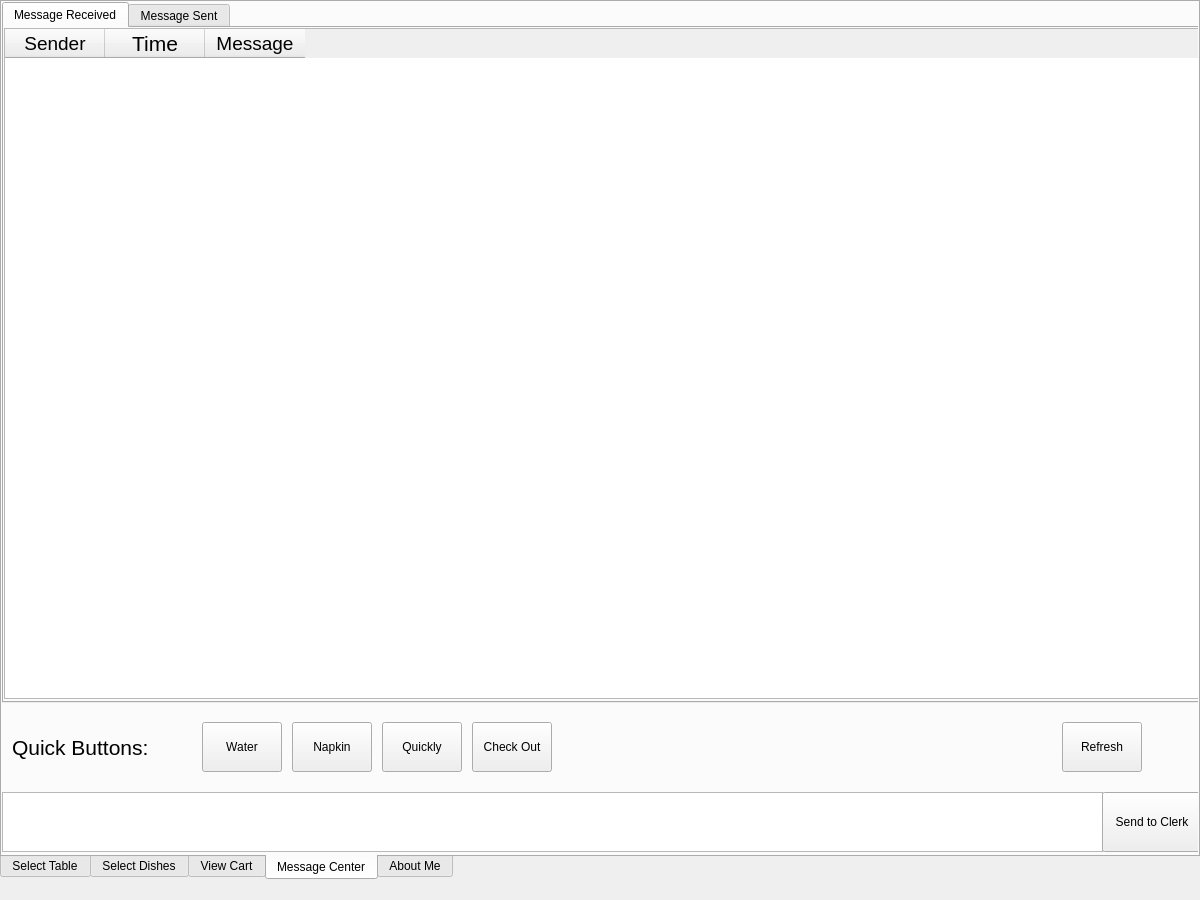
First picture: the form in guestwindow.ui, repository zrd96/restaurant, before the edit.
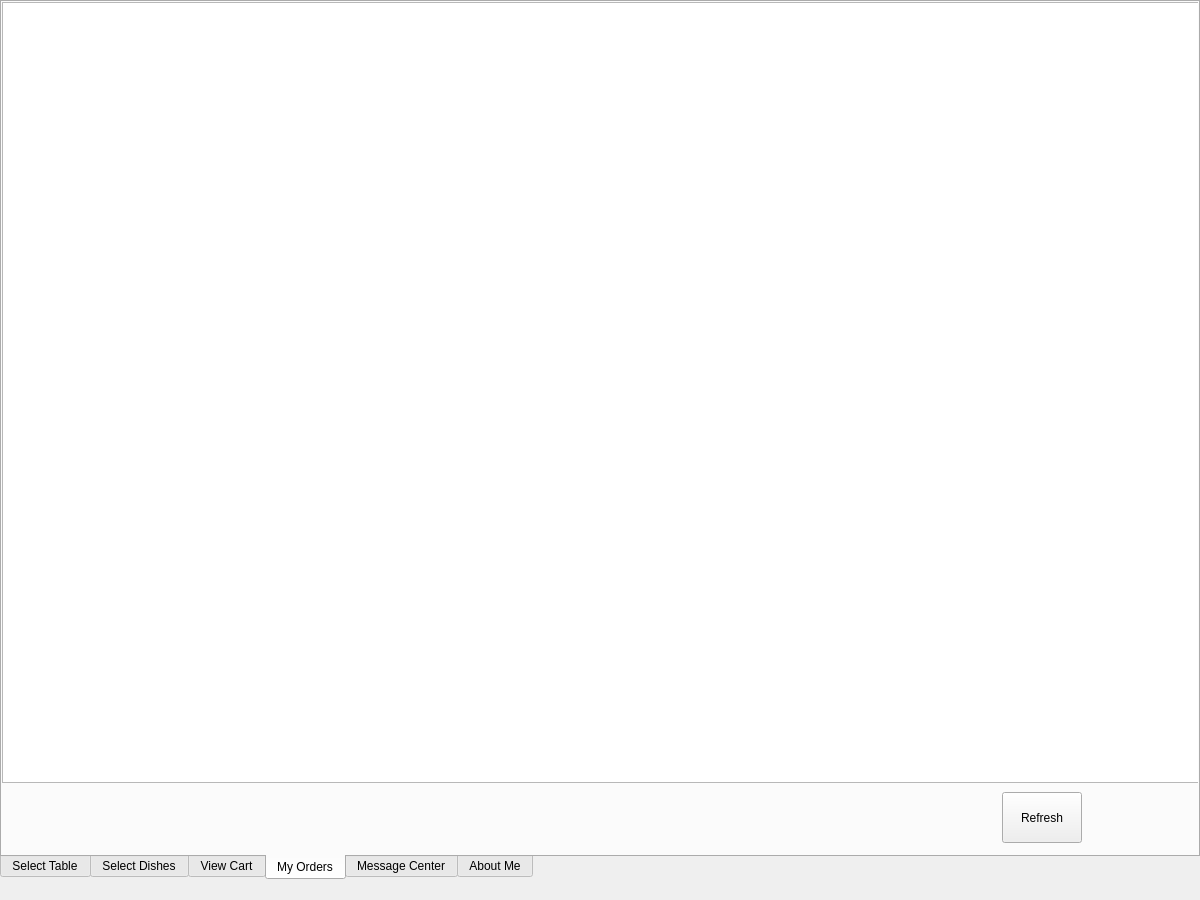
Second picture: the form after the edit. Custom widgets are drawn as their Qt base class.

Commit message: Added class Order, changed layout

The edit to the form file:
```diff
--- a/guestwindow.ui
+++ b/guestwindow.ui
@@ -354,6 +354,65 @@
       </property>
      </widget>
     </widget>
+    <widget class="QWidget" name="tab">
+     <attribute name="title">
+      <string>My Orders</string>
+     </attribute>
+     <widget class="QTableWidget" name="orderList">
+      <property name="geometry">
+       <rect>
+        <x>0</x>
+        <y>0</y>
+        <width>1200</width>
+        <height>781</height>
+       </rect>
+      </property>
+      <property name="verticalScrollMode">
+       <enum>QAbstractItemView::ScrollPerPixel</enum>
+      </property>
+      <property name="horizontalScrollMode">
+       <enum>QAbstractItemView::ScrollPerPixel</enum>
+      </property>
+      <property name="rowCount">
+       <number>0</number>
+      </property>
+      <property name="columnCount">
+       <number>1</number>
+      </property>
+      <attribute name="horizontalHeaderVisible">
+       <bool>false</bool>
+      </attribute>
+      <attribute name="horizontalHeaderDefaultSectionSize">
+       <number>1184</number>
+      </attribute>
+      <attribute name="horizontalHeaderMinimumSectionSize">
+       <number>1150</number>
+      </attribute>
+      <attribute name="verticalHeaderVisible">
+       <bool>false</bool>
+      </attribute>
+      <attribute name="verticalHeaderDefaultSectionSize">
+       <number>200</number>
+      </attribute>
+      <attribute name="verticalHeaderMinimumSectionSize">
+       <number>200</number>
+      </attribute>
+      <column/>
+     </widget>
+     <widget class="QPushButton" name="viewOrderButton">
+      <property name="geometry">
+       <rect>
+        <x>1000</x>
+        <y>790</y>
+        <width>80</width>
+        <height>51</height>
+       </rect>
+      </property>
+      <property name="text">
+       <string>Refresh</string>
+      </property>
+     </widget>
+    </widget>
     <widget class="QWidget" name="msgTab">
      <attribute name="title">
       <string>Message Center</string>
```
Left out of the diff: 17 changed lines with no effect on the pictures. The commit also changes 36 other files.
